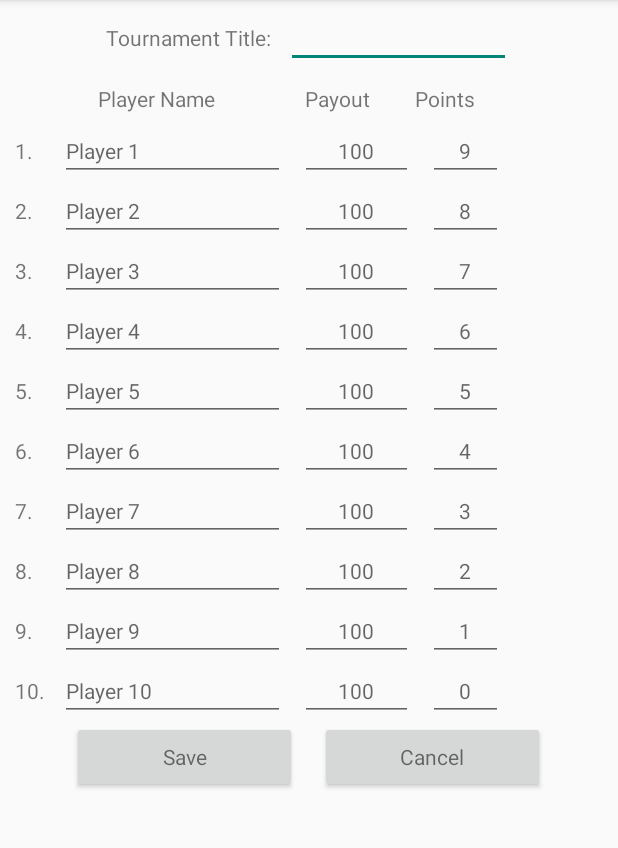
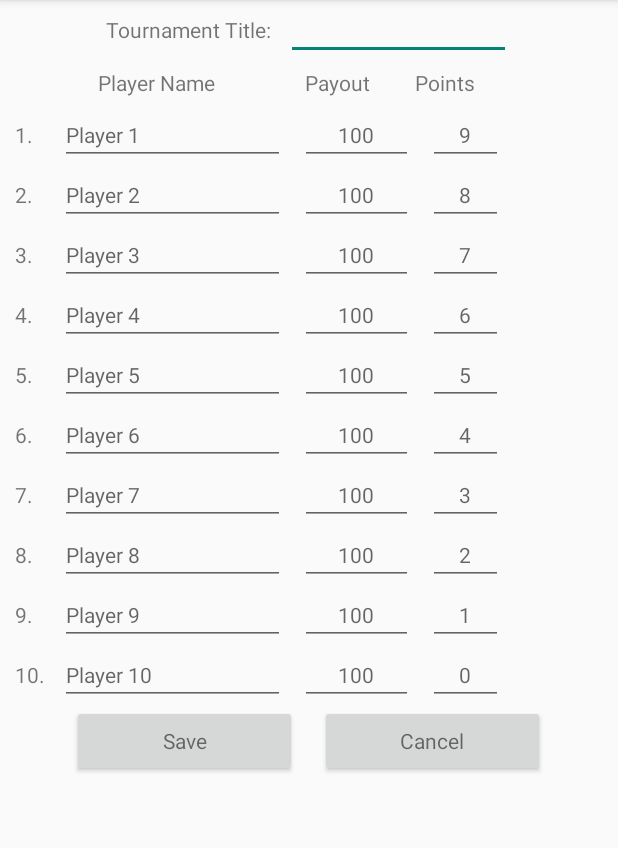
Before and after one commit to richpingree/AD2, an Android app: the layout fragment_tourneyform.xml on its own in the app's theme, with its tools: preview values and no code run, on a phone screen of 412 x 824 dp, the part 84-932 px from its top. Run offline under Robolectric (Android 15) with nearby library versions, the phone set to English and light mode, and no system bars.

Commit message:
made changes to TournamentForm layout
made changes to TournamentForm layout

```diff
--- a/TournamentTracker/app/src/main/res/layout/fragment_tourneyform.xml
+++ b/TournamentTracker/app/src/main/res/layout/fragment_tourneyform.xml
@@ -8,7 +8,7 @@
         android:layout_width="match_parent"
         android:layout_height="wrap_content">
 
-        <TableRow android:padding="5dp" android:gravity="center_horizontal">
+        <TableRow android:gravity="center_horizontal">
             <TextView
                 android:layout_height="wrap_content"
                 android:layout_weight="0"
```
Also changed, not shown: 1 other file.
